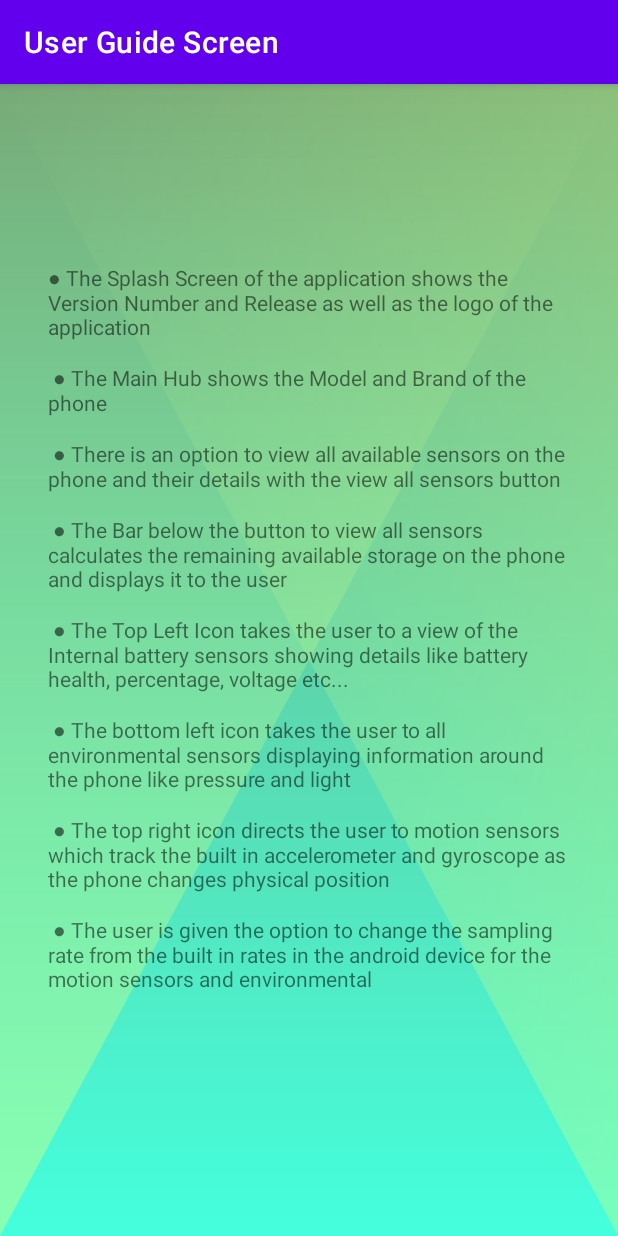
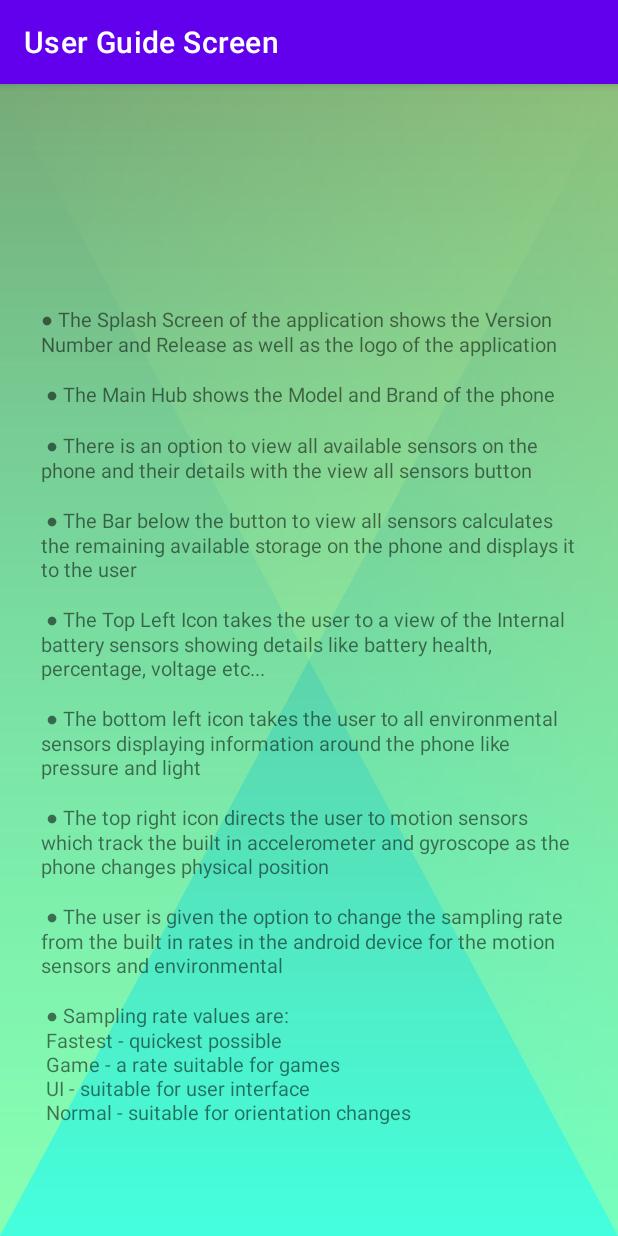
Before and after one commit to szymonflis/Sensor-Application, an Android app: the UserGuide screen opened directly, with no data from a screen before it, on a phone screen of 412 x 824 dp. Run offline under Robolectric (Android 15) with nearby library versions, the light colour scheme and no system bars.

Commit message:
finishing off

```diff
--- a/app/build.gradle
+++ b/app/build.gradle
@@ -16,7 +16,7 @@ android {
         minSdk 26
         targetSdk 32
         versionCode 7
-        versionName "7.4"
+        versionName "7.6"
 
         testInstrumentationRunner "androidx.test.runner.AndroidJUnitRunner"
     }
--- a/app/src/main/java/com/example/sensorapplication/EnvironmentSensors.java
+++ b/app/src/main/java/com/example/sensorapplication/EnvironmentSensors.java
@@ -31,7 +31,8 @@ public class EnvironmentSensors extends AppCompatActivity implements SensorEvent
         lightText = findViewById(R.id.textView10);
         samplerates = (RadioGroup) findViewById(R.id.radioGroup);
         unitChange = (RadioGroup) findViewById(R.id.radioGroup2);
-
+        unitChange.check(R.id.celsius);
+        samplerates.check(R.id.radioButton);
 
 //      Get the sensor manager to check if sensors are present before assigning them
         sensorManager = (SensorManager) getSystemService(Context.SENSOR_SERVICE);
@@ -68,7 +69,6 @@ public class EnvironmentSensors extends AppCompatActivity implements SensorEvent
             lightText.setText("Pressure Unavailable");
             lightPresent = false;
         }
-
         samplerates.setOnCheckedChangeListener(new RadioGroup.OnCheckedChangeListener() {
             @Override
             public void onCheckedChanged(RadioGroup radioGroup, int i) {
--- a/app/src/main/java/com/example/sensorapplication/MotionSensors.java
+++ b/app/src/main/java/com/example/sensorapplication/MotionSensors.java
@@ -66,7 +66,7 @@ public class MotionSensors extends AppCompatActivity implements SensorEventListe
             gyroscope = sensorManager.getDefaultSensor(Sensor.TYPE_GYROSCOPE);
             gyroPresent = true;
         }
-
+        samplerates.check(R.id.radioButton);
         samplerates.setOnCheckedChangeListener(new RadioGroup.OnCheckedChangeListener() {
             @Override
             public void onCheckedChanged(RadioGroup radioGroup, int i) {
--- a/app/src/main/res/layout/activity_user_guide.xml
+++ b/app/src/main/res/layout/activity_user_guide.xml
@@ -10,12 +10,13 @@
 
     <TextView
         android:id="@+id/textView14"
-        android:layout_width="348dp"
-        android:layout_height="526dp"
+        android:layout_width="357dp"
+        android:layout_height="553dp"
         android:text="@string/Guide"
+        android:textSize="13dp"
         app:layout_constraintBottom_toBottomOf="parent"
         app:layout_constraintEnd_toEndOf="parent"
         app:layout_constraintStart_toStartOf="parent"
         app:layout_constraintTop_toTopOf="parent"
-        app:layout_constraintVertical_bias="0.493" />
+        app:layout_constraintVertical_bias="0.685" />
 </androidx.constraintlayout.widget.ConstraintLayout>
--- a/app/src/main/res/values/strings.xml
+++ b/app/src/main/res/values/strings.xml
@@ -23,6 +23,7 @@
             \u25CF The bottom left icon takes the user to all environmental sensors displaying information around the phone like pressure and light \n\n
             \u25CF The top right icon directs the user to motion sensors which track the built in accelerometer and gyroscope as the phone changes physical position \n\n
             \u25CF The user is given the option to change the sampling rate from the built in rates in the android device for the motion sensors and environmental \n \n
+            \u25CF Sampling rate values are: \n Fastest - quickest possible \n Game - a rate suitable for games \n UI - suitable for user interface \n Normal - suitable for orientation changes
 
     </string>
 
```
